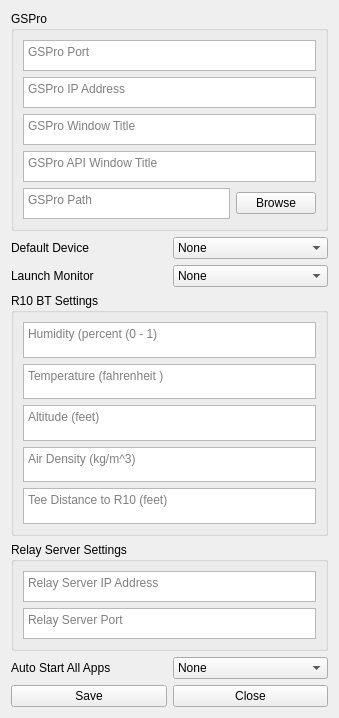
Before: the Qt Designer form src/SettingsForm.ui in springbok/MLM2PRO-GSPro-Connector, drawn with Qt 5.
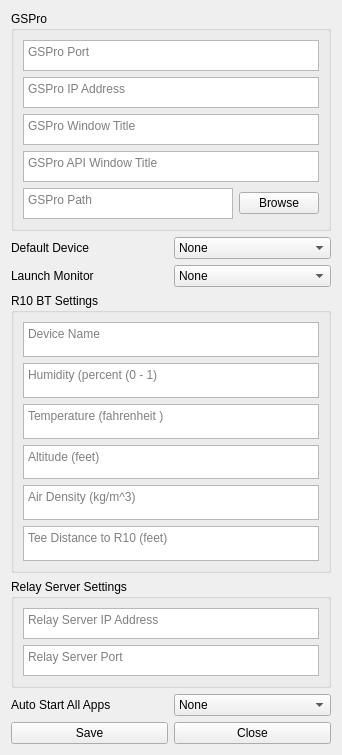
After: the same form once the commit is applied.

What changed in the file:
```diff
--- a/src/SettingsForm.ui
+++ b/src/SettingsForm.ui
@@ -9,8 +9,8 @@
    <rect>
     <x>0</x>
     <y>0</y>
-    <width>339</width>
-    <height>718</height>
+    <width>342</width>
+    <height>755</height>
    </rect>
   </property>
   <property name="windowTitle">
@@ -230,6 +230,31 @@
           <string>R10 BT Settings</string>
          </property>
          <layout class="QVBoxLayout" name="verticalLayout_6">
+          <item>
+           <widget class="QPlainTextEdit" name="r10_settings_device_name_edit">
+            <property name="sizePolicy">
+             <sizepolicy hsizetype="Expanding" vsizetype="Minimum">
+              <horstretch>0</horstretch>
+              <verstretch>0</verstretch>
+             </sizepolicy>
+            </property>
+            <property name="minimumSize">
+             <size>
+              <width>0</width>
+              <height>31</height>
+             </size>
+            </property>
+            <property name="toolTip">
+             <string>Device Name</string>
+            </property>
+            <property name="tabChangesFocus">
+             <bool>true</bool>
+            </property>
+            <property name="placeholderText">
+             <string>Device Name</string>
+            </property>
+           </widget>
+          </item>
           <item>
            <widget class="QPlainTextEdit" name="r10_settings_humidity_edit">
             <property name="sizePolicy">
```
